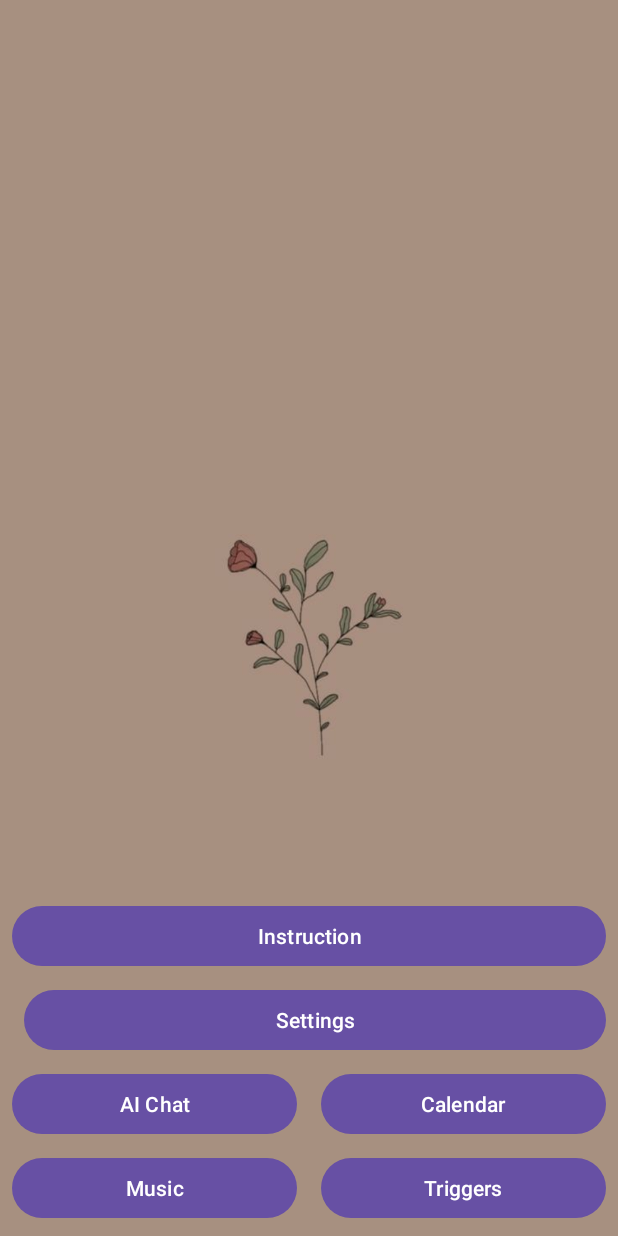
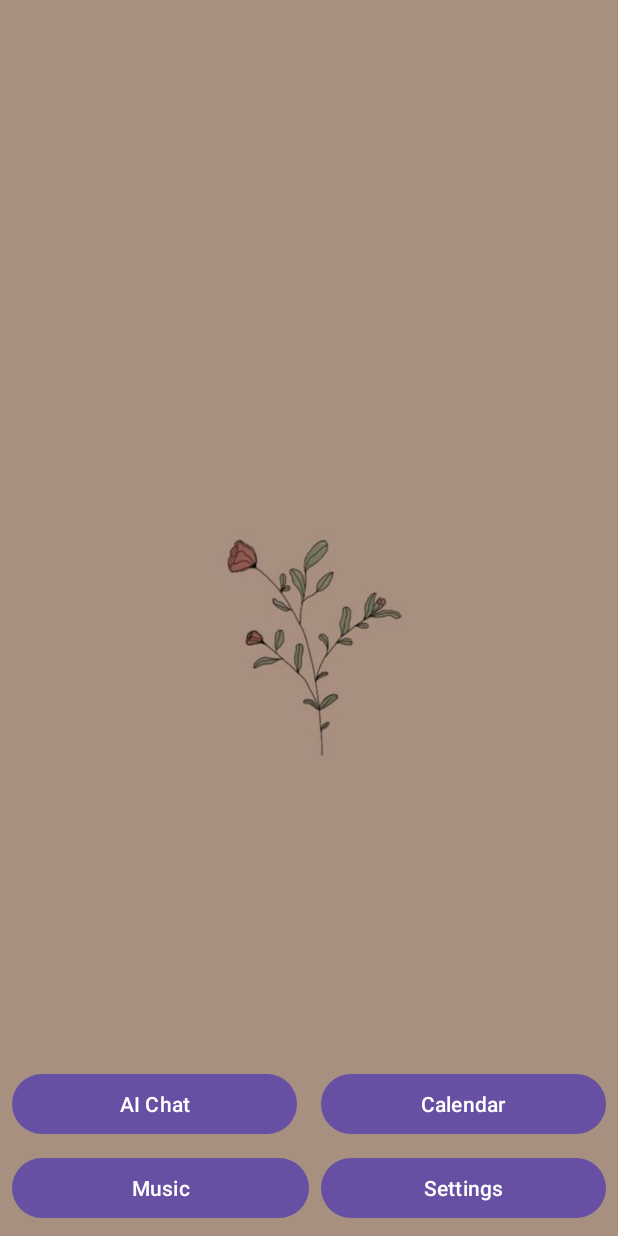
Before and after one commit to katoki001/FeelSyncApp, an Android app: the MainPageActivity screen opened directly, with no data from a screen before it, on a phone screen of 412 x 824 dp. Run offline under Robolectric (Android 15) with nearby library versions, the phone set to English and light mode, and no system bars.

Commit message:
settings open

```diff
--- a/app/src/main/AndroidManifest.xml
+++ b/app/src/main/AndroidManifest.xml
@@ -46,9 +46,11 @@
             android:name="com.example.feelsync.AddNoteActivity"
             android:exported="true" /> <!-- Addnote Activity -->
 
-        <!-- <activity
+        <activity
             android:name="com.example.feelsync.SettingsActivity"
-            android:exported="true" />-->  <!-- Settings Activity -->
+            android:exported="true" /><!-- Settings Activity -->
+
+
         <activity android:name="com.example.feelsync.NoteAdapter" android:exported="true"
             tools:ignore="Instantiatable,MissingClass" />"
 
--- a/app/src/main/java/com/example/feelsync/MainActivity.java
+++ b/app/src/main/java/com/example/feelsync/MainActivity.java
@@ -64,19 +64,13 @@ public class MainActivity extends AppCompatActivity {
         setContentView(R.layout.activity_mainpage); // Replace with your XML file name if different
 
         // Initialize buttons for main activity actions
-        Button instructionBtn = findViewById(R.id.Instructionbtn);
         Button settingsBtn = findViewById(R.id.Settingsbtn);
         Button aiBtn = findViewById(R.id.Aibtn);
         Button calendarBtn = findViewById(R.id.Calendarbtn);
         Button musicBtn = findViewById(R.id.Musicbtn);
-        Button triggerBtn = findViewById(R.id.Trigerbtn);
+
 
         // Set click listeners for each button
-        /*instructionBtn.setOnClickListener(v -> {
-            // Add your logic for the Instruction button
-            Intent intent = new Intent(MainActivity.this, InstructionActivity.class);
-            startActivity(intent);
-        });
 
         settingsBtn.setOnClickListener(v -> {
             // Add your logic for the Settings button
@@ -84,7 +78,7 @@ public class MainActivity extends AppCompatActivity {
             startActivity(intent);
         });
 
-        aiBtn.setOnClickListener(v -> {
+        /*   aiBtn.setOnClickListener(v -> {
             // Add your logic for the AI Chat button
             Intent intent = new Intent(MainActivity.this, AIChatActivity.class);
             startActivity(intent);
@@ -100,12 +94,7 @@ public class MainActivity extends AppCompatActivity {
             // Add your logic for the Music button
             Intent intent = new Intent(MainActivity.this, MusicActivity.class);
             startActivity(intent);
-        });
+        });*/
 
-        triggerBtn.setOnClickListener(v -> {
-            // Add your logic for the Triggers button
-            Intent intent = new Intent(MainActivity.this, TriggerActivity.class);
-            startActivity(intent);
-        });*/
     }
 }
--- a/app/src/main/java/com/example/feelsync/MainPageActivity.java
+++ b/app/src/main/java/com/example/feelsync/MainPageActivity.java
@@ -11,7 +11,7 @@ import com.example.proglish2.R;
 
 
 public class MainPageActivity extends AppCompatActivity {
-        private Button instructionBtn, settingsBtn, aiBtn, calendarBtn, musicBtn, triggerBtn;
+    private Button SettingsBtn, aiBtn, calendarBtn, musicBtn;
 
     @SuppressLint("MissingInflatedId")
     @Override
@@ -20,33 +20,21 @@ public class MainPageActivity extends AppCompatActivity {
         setContentView(R.layout.activity_mainpage); // Ensure the XML file is correctly linked
 
         // Initialize buttons
-            instructionBtn = findViewById(R.id.Instructionbtn);
-            settingsBtn = findViewById(R.id.Settingsbtn);
+
+        SettingsBtn = findViewById(R.id.Settingsbtn);
         aiBtn = findViewById(R.id.Aibtn);
         calendarBtn = findViewById(R.id.Calendarbtn);
         musicBtn = findViewById(R.id.Musicbtn);
-            triggerBtn = findViewById(R.id.Trigerbtn);
 
         // Set click listeners for buttons
-            /*instructionBtn.setOnClickListener(new View.OnClickListener() {
+        SettingsBtn.setOnClickListener(new View.OnClickListener() {
             @Override
             public void onClick(View v) {
-                    Log.d("MainActivity", "Instruction button clicked.");
-                    // Navigate to the Instruction Activity or perform related action
-                    Intent intent = new Intent(MainActivity.this, InstructionActivity.class);
-                    startActivity(intent);
-                }
-            });*/
-
-            settingsBtn.setOnClickListener(new View.OnClickListener() {
-                @Override
-                public void onClick(View v) {
-                    Log.d("MainPageActivity", "Settings button clicked.");
-                    // Navigate to the Calendar Activity or perform related action
                 Intent intent = new Intent(MainPageActivity.this, SettingsActivity.class);
                 startActivity(intent);
             }
         });
+
 
         calendarBtn.setOnClickListener(new View.OnClickListener() {
             @Override
@@ -80,16 +68,6 @@ public class MainPageActivity extends AppCompatActivity {
                     Intent intent = new Intent(MainActivity.this, MusicActivity.class);
                     startActivity(intent);
                 }
-            });
-
-            triggerBtn.setOnClickListener(new View.OnClickListener() {
-                @Override
-                public void onClick(View v) {
-                    Log.d("MainActivity", "Triggers button clicked.");
-                    // Navigate to the Triggers Activity or perform related action
-                    Intent intent = new Intent(MainActivity.this, TriggerActivity.class);
-                    startActivity(intent);
-                }
             });*/
     }
 }
--- a/app/src/main/java/com/example/feelsync/SettingsActivity.java
+++ b/app/src/main/java/com/example/feelsync/SettingsActivity.java
@@ -20,7 +20,7 @@ public class SettingsActivity extends AppCompatActivity {
     private AppCompatButton editProfileButton;
     private TextView userName;
 
-    @SuppressLint("MissingInflatedId")
+    @SuppressLint({"MissingInflatedId", "WrongViewCast"})
     @Override
     protected void onCreate(Bundle savedInstanceState) {
         super.onCreate(savedInstanceState);
--- a/app/src/main/res/layout/activity_mainpage.xml
+++ b/app/src/main/res/layout/activity_mainpage.xml
@@ -1,31 +1,26 @@
 <?xml version="1.0" encoding="utf-8"?>
 <androidx.constraintlayout.widget.ConstraintLayout xmlns:android="http://schemas.android.com/apk/res/android"
     xmlns:app="http://schemas.android.com/apk/res-auto"
+    xmlns:tools="http://schemas.android.com/tools"
     android:layout_width="match_parent"
     android:layout_height="match_parent"
-    xmlns:tools="http://schemas.android.com/tools"
     android:background="@drawable/sign3"
     tools:context="com.example.feelsync.MainPageActivity">
 
-    <Button
-        android:id="@+id/Instructionbtn"
-        android:layout_width="0dp"
-        android:layout_height="wrap_content"
-        android:layout_margin="8dp"
-        android:text="Instruction"
-        app:layout_constraintStart_toStartOf="parent"
-        app:layout_constraintEnd_toEndOf="parent"
-        app:layout_constraintBottom_toTopOf="@+id/Settingsbtn" />
+    <!-- Settings Button -->
+
 
     <Button
         android:id="@+id/Settingsbtn"
-        android:layout_width="0dp"
+        android:layout_width="190dp"
         android:layout_height="wrap_content"
         android:layout_margin="8dp"
+        android:layout_marginTop="8dp"
         android:text="Settings"
-        app:layout_constraintStart_toStartOf="@id/Instructionbtn"
         app:layout_constraintEnd_toEndOf="parent"
-        app:layout_constraintBottom_toTopOf="@+id/Aibtn" />
+        app:layout_constraintHorizontal_bias="1.0"
+        app:layout_constraintStart_toStartOf="parent"
+        app:layout_constraintTop_toBottomOf="@+id/Calendarbtn" />
 
     <Button
         android:id="@+id/Aibtn"
@@ -33,38 +28,33 @@
         android:layout_height="wrap_content"
         android:layout_margin="8dp"
         android:text="AI Chat"
-        app:layout_constraintStart_toStartOf="parent"
+        app:layout_constraintBottom_toTopOf="@+id/Musicbtn"
         app:layout_constraintEnd_toStartOf="@+id/Calendarbtn"
-        app:layout_constraintBottom_toTopOf="@+id/Musicbtn" />
+        app:layout_constraintStart_toStartOf="parent" />
 
+    <!-- Calendar Button -->
     <Button
         android:id="@+id/Calendarbtn"
         android:layout_width="0dp"
         android:layout_height="wrap_content"
         android:layout_margin="8dp"
+        android:layout_marginBottom="8dp"
         android:text="Calendar"
-        app:layout_constraintStart_toEndOf="@+id/Aibtn"
+        app:layout_constraintBottom_toTopOf="@+id/Musicbtn"
         app:layout_constraintEnd_toEndOf="parent"
-        app:layout_constraintBottom_toTopOf="@+id/Trigerbtn" />
+        app:layout_constraintStart_toEndOf="@+id/Aibtn" />
 
+    <!-- Music Button -->
     <Button
         android:id="@+id/Musicbtn"
         android:layout_width="0dp"
         android:layout_height="wrap_content"
         android:layout_margin="8dp"
+        android:layout_marginBottom="8dp"
         android:text="Music"
-        app:layout_constraintStart_toStartOf="parent"
-        app:layout_constraintEnd_toStartOf="@+id/Trigerbtn"
-        app:layout_constraintBottom_toBottomOf="parent" />
-
-    <Button
-        android:id="@+id/Trigerbtn"
-        android:layout_width="0dp"
-        android:layout_height="wrap_content"
-        android:layout_margin="8dp"
-        android:text="Triggers"
-        app:layout_constraintStart_toEndOf="@+id/Musicbtn"
-        app:layout_constraintEnd_toEndOf="parent"
-        app:layout_constraintBottom_toBottomOf="parent" />
+        app:layout_constraintBottom_toBottomOf="parent"
+        app:layout_constraintEnd_toStartOf="@+id/Calendarbtn"
+        app:layout_constraintHorizontal_bias="0.0"
+        app:layout_constraintStart_toStartOf="parent" />
 
 </androidx.constraintlayout.widget.ConstraintLayout>
```
Lines whose indentation alone changed are shown as unchanged.
